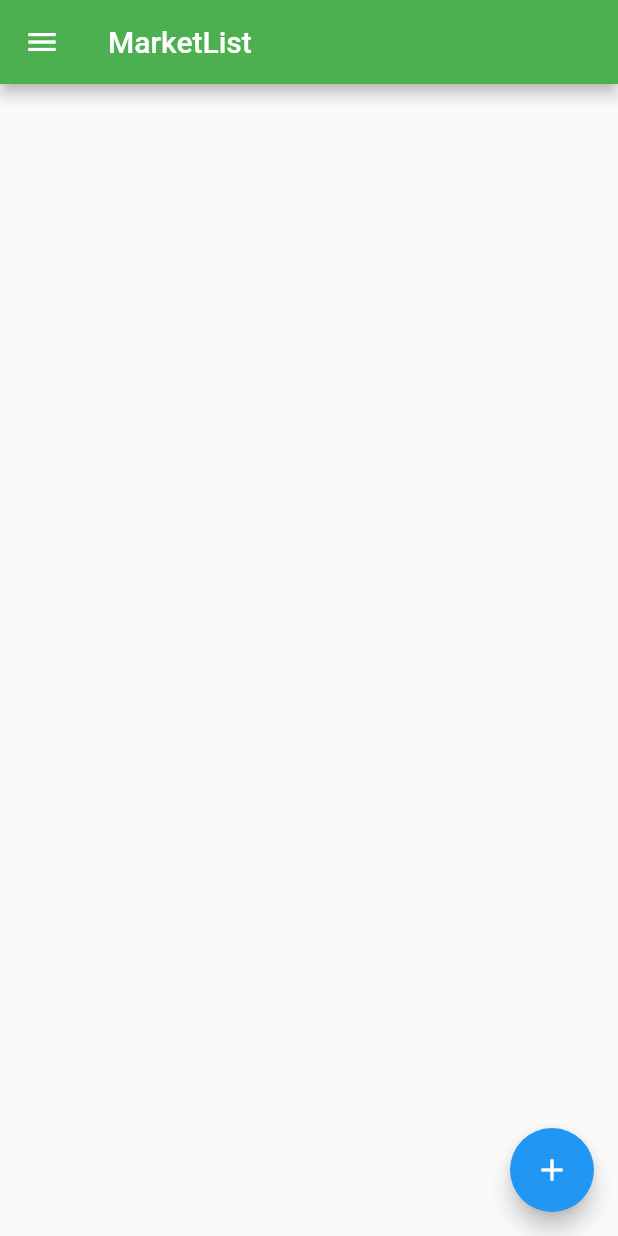
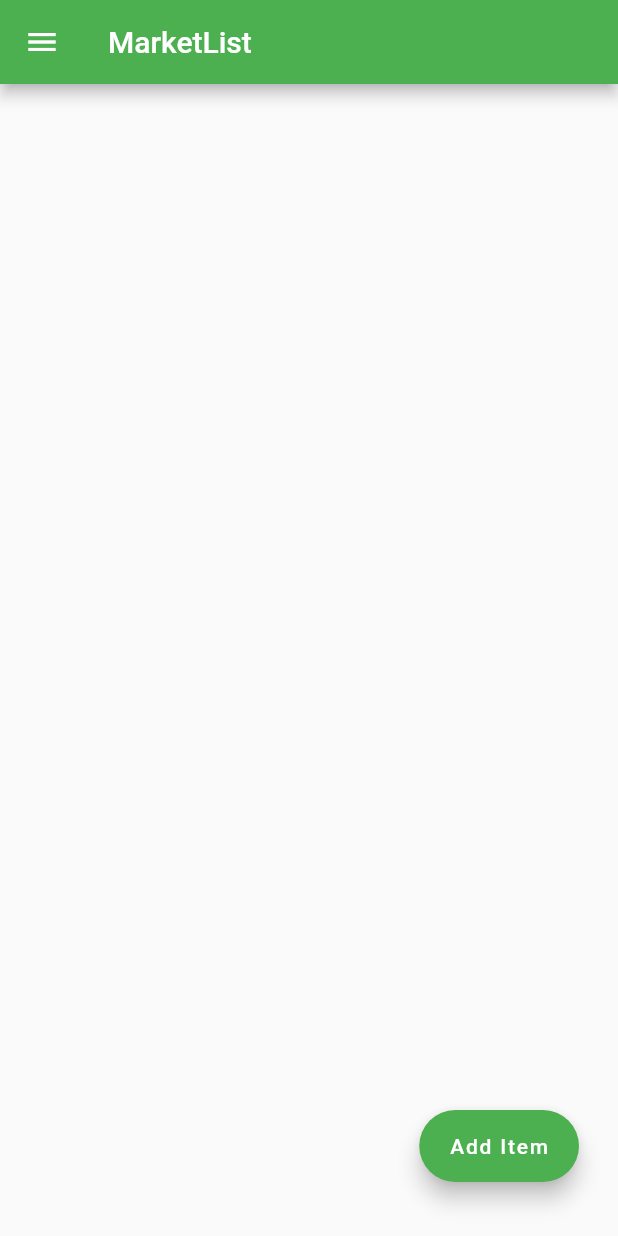
Before and after one commit to davidfffelix/marketlist, a Flutter app: the screen it shows after launch, on a phone screen of 412 x 824 dp. Run offline on Flutter 3.47's test engine with Material 2 defaults, Android fonts, the phone set to English and light mode, and no system bars.

Commit message:
Update floatingActionButton

```diff
--- a/lib/home_page.dart
+++ b/lib/home_page.dart
@@ -32,14 +32,13 @@ class _HomePageState extends State<HomePage> {
             ),
           ],
         ),
-        floatingActionButton: FloatingActionButton(
-          child: const Icon(
-            Icons.add,
-            color: Colors.white,
+        floatingActionButton: Padding(
+          padding: const EdgeInsets.only(right: 10, bottom: 20),
+          child: FloatingActionButton.extended(
+            label: const Text('Add Item'),
+            backgroundColor: Colors.green,
+            onPressed: () {},
           ),
-          onPressed: () {
-
-          },
         ),
       ),
     );
```
